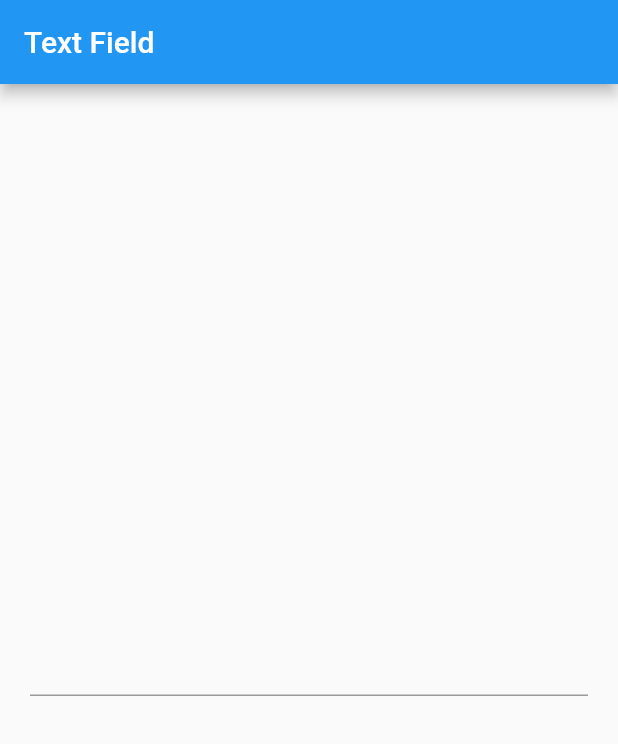
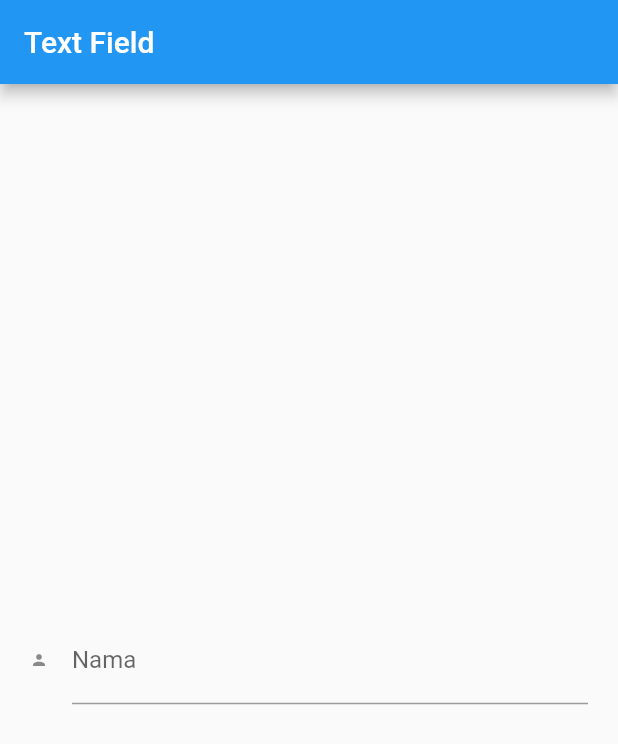
Before and after one commit to untaravc/flutter_start, a Flutter app: the screen it shows after launch, on a phone screen of 412 x 824 dp. Shown: the top 744 px of the screen. Run offline on Flutter 3.47's test engine with Material 2 defaults, Android fonts, the phone set to English and light mode, and no system bars.

Commit message:
dekorasi text field:

```diff
--- a/lib/main.dart
+++ b/lib/main.dart
@@ -33,6 +33,18 @@ class Home extends StatelessWidget {
           child: TextField(
             obscureText: false,
             keyboardType: TextInputType.phone,
+            showCursor: true,
+            textAlign: TextAlign.left,
+            decoration: InputDecoration(
+                icon: Icon(
+                  Icons.person,
+                  size: 12.0,
+                ),
+                labelText: "Nama",
+                // border: OutlineInputBorder(),
+                focusedBorder: OutlineInputBorder(),
+                hintText: "Nama kamu siapa?",
+                hintStyle: TextStyle(color: Colors.grey)),
           ),
         ),
       ),
```
